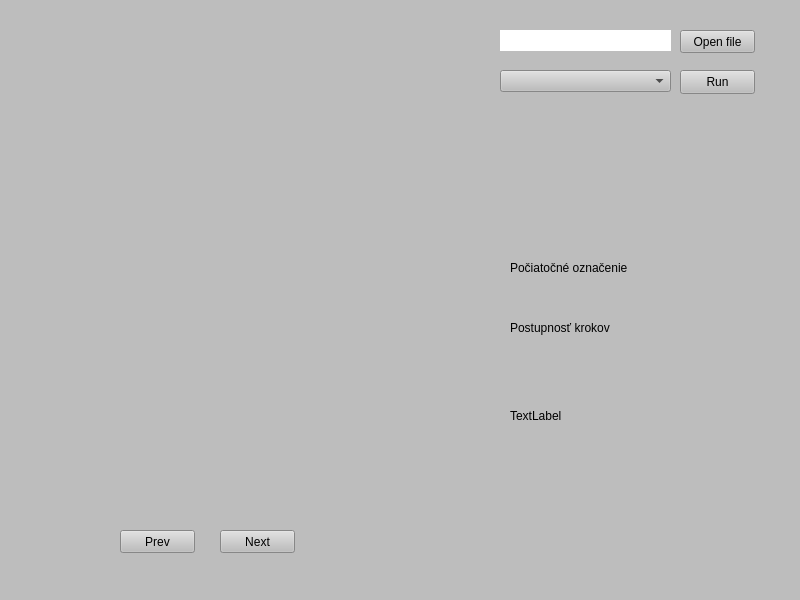
PavolHradsky/PIS-bonus, file mainwindow.ui: the form before one commit.
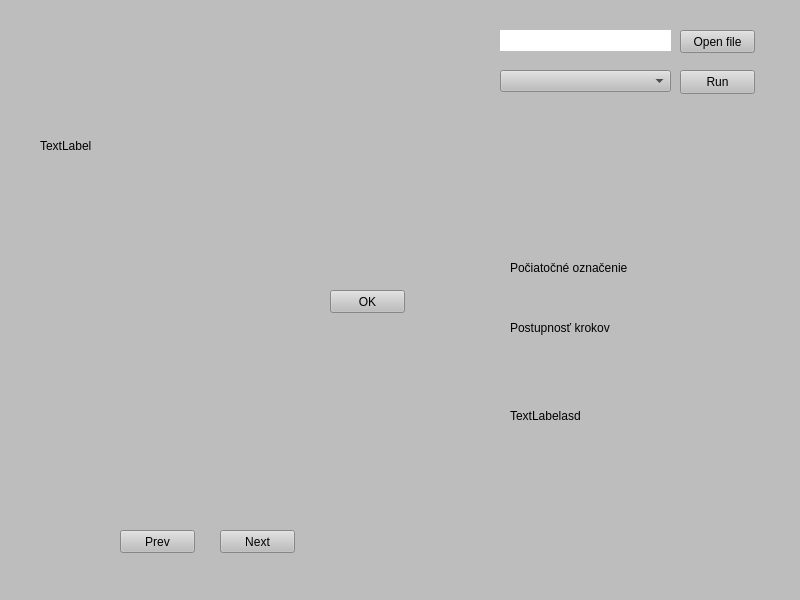
The form after the commit.

Patch:
```diff
--- a/mainwindow.ui
+++ b/mainwindow.ui
@@ -141,6 +141,38 @@
       <y>360</y>
       <width>191</width>
       <height>111</height>
+     </rect>
+    </property>
+    <property name="text">
+     <string>TextLabelasd</string>
+    </property>
+    <property name="scaledContents">
+     <bool>false</bool>
+    </property>
+    <property name="wordWrap">
+     <bool>true</bool>
+    </property>
+   </widget>
+   <widget class="QPushButton" name="accept">
+    <property name="geometry">
+     <rect>
+      <x>330</x>
+      <y>290</y>
+      <width>75</width>
+      <height>23</height>
+     </rect>
+    </property>
+    <property name="text">
+     <string>OK</string>
+    </property>
+   </widget>
+   <widget class="QLabel" name="initialMarkingSet">
+    <property name="geometry">
+     <rect>
+      <x>40</x>
+      <y>20</y>
+      <width>351</width>
+      <height>251</height>
      </rect>
     </property>
     <property name="text">
```
Left out of the diff: 6 changed lines with no effect on the pictures.
